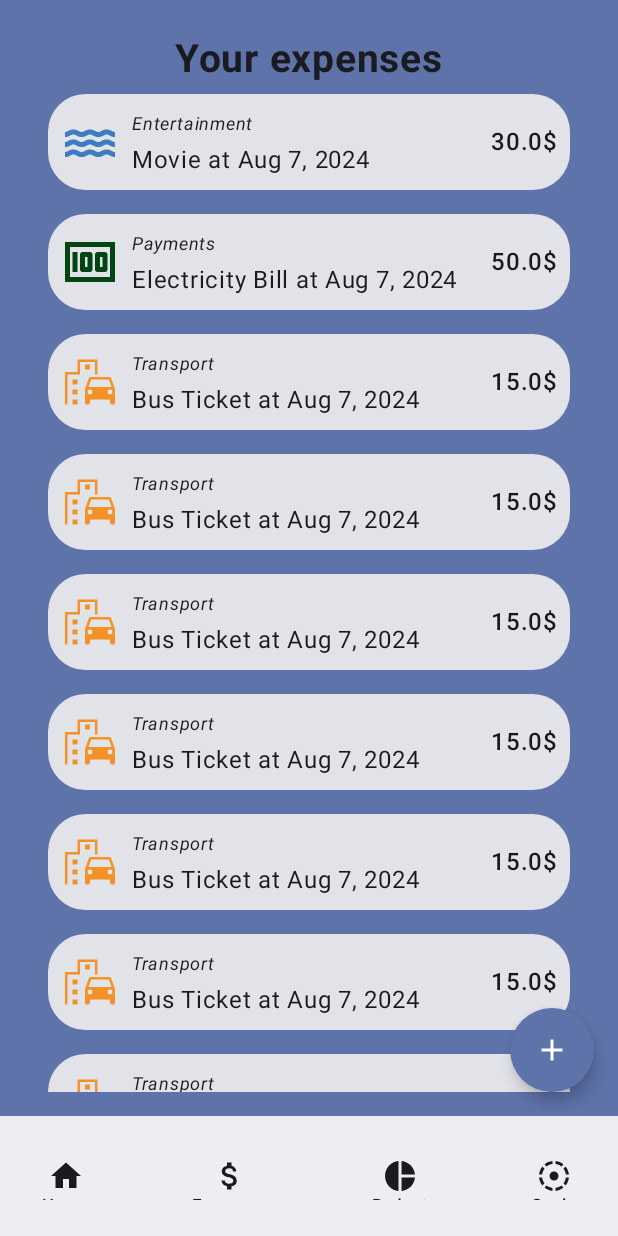
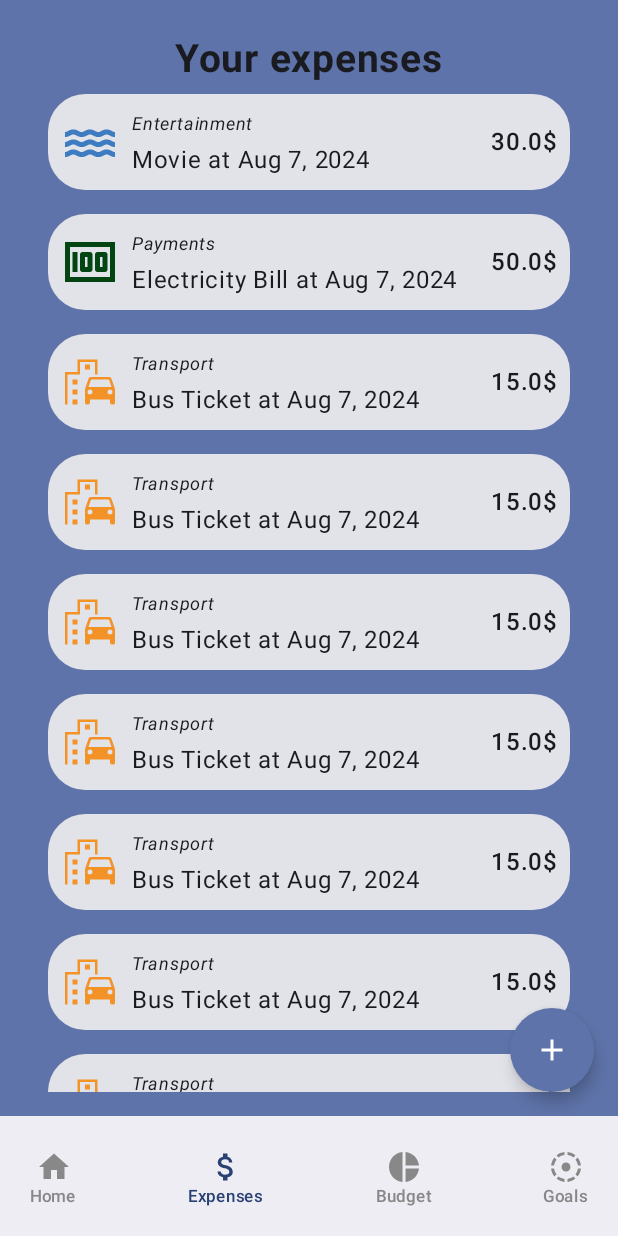
Before and after one commit to PiotrDynia/Spendee, an Android app built with Jetpack Compose: the screen it shows after launch (MainActivity), after a tap on "Expenses", on a phone screen of 412 x 824 dp. Run offline under Robolectric (Android 15) with nearby library versions, the phone set to English and light mode, and no system bars; our stand-ins replace Dagger/Hilt's generated code, Room's generated code; 1 other tap on this screen came first.

```diff
--- a/app/src/main/java/com/example/spendee/MainActivity.kt
+++ b/app/src/main/java/com/example/spendee/MainActivity.kt
@@ -11,7 +11,13 @@ import androidx.compose.foundation.layout.padding
 import androidx.compose.material3.Scaffold
 import androidx.compose.runtime.Composable
 import androidx.compose.runtime.collectAsState
+import androidx.compose.runtime.getValue
+import androidx.compose.runtime.mutableStateOf
+import androidx.compose.runtime.remember
+import androidx.compose.runtime.setValue
 import androidx.compose.ui.Modifier
+import androidx.compose.ui.res.painterResource
+import androidx.compose.ui.res.stringResource
 import androidx.compose.ui.tooling.preview.Preview
 import androidx.hilt.navigation.compose.hiltViewModel
 import androidx.navigation.NavType
@@ -27,6 +33,7 @@ import com.example.spendee.ui.expenses.screens.AddEditExpenseScreen
 import com.example.spendee.ui.expenses.screens.ExpensesScreen
 import com.example.spendee.ui.goals.screens.AddEditGoalScreen
 import com.example.spendee.ui.goals.screens.GoalsScreen
+import com.example.spendee.ui.navigation.BottomNavItem
 import com.example.spendee.ui.navigation.BottomNavigationBar
 import com.example.spendee.util.AnimatedVisibilityComposable
 import com.example.spendee.util.Routes
@@ -40,23 +47,56 @@ class MainActivity : ComponentActivity() {
         setContent {
             SpendeeTheme {
                 val navController = rememberNavController()
+                val items = listOf(
+                    BottomNavItem(
+                        stringResource(R.string.home),
+                        painterResource(R.drawable.ic_home),
+                        Routes.CURRENT_BALANCE
+                    ),
+                    BottomNavItem(
+                        stringResource(R.string.expenses),
+                        painterResource(R.drawable.ic_money),
+                        Routes.EXPENSES
+                    ),
+                    BottomNavItem(
+                        stringResource(R.string.budget),
+                        painterResource(R.drawable.ic_budget),
+                        Routes.BUDGET
+                    ),
+                    BottomNavItem(
+                        stringResource(R.string.goals),
+                        painterResource(R.drawable.ic_goals),
+                        Routes.GOALS
+                    )
+                )
+
+                var selectedItem by remember { mutableStateOf(items.first().route) }
                 Scaffold(modifier = Modifier.fillMaxSize(),
-                    bottomBar = { BottomNavigationBar(
-                        onNavigate = {
-                            route -> navController.navigate(route)
-                        }
-                    ) })
+                    bottomBar = {
+                        BottomNavigationBar(
+                            items = items,
+                            selectedItem = selectedItem,
+                            onNavigate = { route ->
+                                selectedItem = route
+                                navController.navigate(route)
+                            }
+                        )
+                    })
                 { padding ->
                     Box(modifier = Modifier.padding(padding)) {
                         AnimatedVisibilityComposable {
-                            // TODO highlight selected tab
-                            NavHost(navController = navController, startDestination = Routes.CURRENT_BALANCE) {
+                            NavHost(
+                                navController = navController,
+                                startDestination = Routes.CURRENT_BALANCE
+                            ) {
                                 composable(Routes.CURRENT_BALANCE) {
                                     val viewModel = hiltViewModel<CurrentBalanceViewModel>()
                                     CurrentBalanceScreen(
                                         state = viewModel.viewState.collectAsState().value,
                                         onEvent = viewModel::onEvent,
                                         onNavigate = { route -> navController.navigate(route) },
+                                        onShowMoreClick = { selectedItem = Routes.EXPENSES
+                                            navController.navigate(Routes.EXPENSES) },
                                         uiEvent = viewModel.uiEvent
                                     )
                                 }
--- a/app/src/main/java/com/example/spendee/ui/budget/screens/BudgetScreen.kt
+++ b/app/src/main/java/com/example/spendee/ui/budget/screens/BudgetScreen.kt
@@ -50,13 +50,12 @@ fun BudgetScreen(modifier: Modifier = Modifier) {
         modifier = Modifier
             .padding(16.dp)
     ) {
-        Spacer(modifier = Modifier.height(72.dp))
         BudgetCircle(
             percentageSpent = percentageSpent.toFloat(),
             animatedProgress = animatedProgress
         )
         BudgetMapKey()
-        Spacer(modifier = Modifier.height(16.dp))
+        Spacer(modifier = Modifier.height(12.dp))
         UpdateBudgetButton()
         Column {
             BudgetInfoCard(text = R.string.spent, color = Color.Red)
--- a/app/src/main/java/com/example/spendee/ui/current_balance/CurrentBalanceState.kt
+++ b/app/src/main/java/com/example/spendee/ui/current_balance/CurrentBalanceState.kt
@@ -4,8 +4,8 @@ import com.example.spendee.data.entities.Balance
 import com.example.spendee.data.entities.Expense
 
 data class CurrentBalanceState(
-    var currentAmount: Double = 0.0,
-    var originalAmount: Double = 0.0,
+    var currentAmount: String = "",
+    var originalAmount: String = "",
     var isDialogOpen: Boolean = false,
     var balance: Balance = Balance(id = 1, amount = 0.0),
     var latestExpenses: List<Expense> = emptyList()
--- a/app/src/main/java/com/example/spendee/ui/current_balance/CurrentBalanceViewModel.kt
+++ b/app/src/main/java/com/example/spendee/ui/current_balance/CurrentBalanceViewModel.kt
@@ -37,8 +37,8 @@ class CurrentBalanceViewModel @Inject constructor(
             ) { expenses, balance ->
                 CurrentBalanceState(
                     balance = balance,
-                    currentAmount = balance.amount,
-                    originalAmount = balance.amount,
+                    currentAmount = balance.amount.toString(),
+                    originalAmount = balance.amount.toString(),
                     isDialogOpen = _viewBalanceState.value.isDialogOpen,
                     latestExpenses = expenses
                 )
@@ -64,7 +64,7 @@ class CurrentBalanceViewModel @Inject constructor(
 
             is CurrentBalanceEvent.OnAmountChange -> {
                 _viewBalanceState.value = _viewBalanceState.value.copy(
-                    currentAmount = event.amount.toDouble()
+                    currentAmount = event.amount
                 )
             }
 
@@ -76,7 +76,7 @@ class CurrentBalanceViewModel @Inject constructor(
 
             CurrentBalanceEvent.OnConfirmSetBalanceClick -> {
                 viewModelScope.launch {
-                    balanceRepository.updateBalance(_viewBalanceState.value.currentAmount)
+                    balanceRepository.updateBalance(_viewBalanceState.value.currentAmount.toDouble())
                     _viewBalanceState.value = _viewBalanceState.value.copy(
                         originalAmount = _viewBalanceState.value.currentAmount,
                         isDialogOpen = false)
--- a/app/src/main/java/com/example/spendee/ui/current_balance/components/CurrentBalanceTexts.kt
+++ b/app/src/main/java/com/example/spendee/ui/current_balance/components/CurrentBalanceTexts.kt
@@ -13,7 +13,7 @@ import androidx.compose.ui.unit.sp
 import com.example.spendee.R
 
 @Composable
-fun CurrentBalanceTexts(modifier: Modifier = Modifier) {
+fun CurrentBalanceTexts(currentBalance: String, modifier: Modifier = Modifier) {
     Column(
         verticalArrangement = Arrangement.spacedBy(4.dp),
         horizontalAlignment = Alignment.CenterHorizontally,
@@ -23,6 +23,6 @@ fun CurrentBalanceTexts(modifier: Modifier = Modifier) {
             fontSize = 18.sp,
             fontWeight = FontWeight.SemiBold
         )
-        Text(text = "2137.69$", fontSize = 26.sp, fontWeight = FontWeight.Bold)
+        Text(text = "${currentBalance}$", fontSize = 26.sp, fontWeight = FontWeight.Bold)
     }
 }
--- a/app/src/main/java/com/example/spendee/ui/current_balance/components/LatestExpensesColumn.kt
+++ b/app/src/main/java/com/example/spendee/ui/current_balance/components/LatestExpensesColumn.kt
@@ -13,10 +13,11 @@ import androidx.compose.ui.res.stringResource
 import androidx.compose.ui.text.font.FontWeight
 import androidx.compose.ui.unit.sp
 import com.example.spendee.R
+import com.example.spendee.data.entities.Expense
 import com.example.spendee.ui.current_balance.screens.getExampleExpenses
 
 @Composable
-fun LatestExpensesColumn(modifier: Modifier = Modifier) {
+fun LatestExpensesColumn(latestExpenses: List<Expense>, onShowMoreClick: () -> Unit, modifier: Modifier = Modifier) {
     LazyColumn(
         verticalArrangement = Arrangement.Center,
         horizontalAlignment = Alignment.CenterHorizontally,
@@ -29,6 +30,7 @@ fun LatestExpensesColumn(modifier: Modifier = Modifier) {
                 fontWeight = FontWeight.Bold
             )
         }
+        // TODO change to state.latestExpenses
         items(getExampleExpenses().take(3)) { item ->
             LatestExpensesCard(expense = item)
         }
@@ -37,7 +39,9 @@ fun LatestExpensesColumn(modifier: Modifier = Modifier) {
                 text = stringResource(R.string.show_more),
                 color = MaterialTheme.colorScheme.onPrimaryContainer,
                 fontWeight = FontWeight.SemiBold,
-                modifier = Modifier.clickable { }
+                modifier = Modifier.clickable {
+                    onShowMoreClick()
+                }
             )
         }
     }
--- a/app/src/main/java/com/example/spendee/ui/current_balance/screens/CurrentBalanceScreen.kt
+++ b/app/src/main/java/com/example/spendee/ui/current_balance/screens/CurrentBalanceScreen.kt
@@ -19,9 +19,11 @@ import androidx.compose.foundation.layout.height
 import androidx.compose.foundation.layout.padding
 import androidx.compose.foundation.layout.size
 import androidx.compose.foundation.shape.RoundedCornerShape
+import androidx.compose.material3.AlertDialog
 import androidx.compose.material3.Button
 import androidx.compose.material3.MaterialTheme
 import androidx.compose.material3.Text
+import androidx.compose.material3.TextField
 import androidx.compose.runtime.Composable
 import androidx.compose.runtime.LaunchedEffect
 import androidx.compose.runtime.getValue
@@ -57,6 +59,7 @@ import java.util.Date
 fun CurrentBalanceScreen(
     state: CurrentBalanceState,
     onEvent: (CurrentBalanceEvent) -> Unit,
+    onShowMoreClick: () -> Unit,
     onNavigate: (String) -> Unit,
     uiEvent: Flow<UiEvent>,
     modifier: Modifier = Modifier
@@ -87,6 +90,14 @@ fun CurrentBalanceScreen(
             animationProgress = 1f
             boxSize = 320.dp
             delay(2000)
+        }
+    }
+    LaunchedEffect(key1 = true) {
+        uiEvent.collect { event ->
+            when(event) {
+                is UiEvent.Navigate -> onNavigate(event.route)
+                else -> Unit
+            }
         }
     }
     Column(
@@ -122,13 +133,39 @@ fun CurrentBalanceScreen(
                     )
                 }
         ) {
-            CurrentBalanceTexts()
+            // TODO format here and when editing in dialog
+            CurrentBalanceTexts(currentBalance = state.currentAmount)
         }
         Spacer(modifier = Modifier.height(16.dp))
         Button(
-            onClick = { }
+            onClick = {
+                onEvent(CurrentBalanceEvent.OnSetBalanceClick)
+            }
         ) {
             Text(text = stringResource(R.string.set_balance))
+        }
+        if (state.isDialogOpen) {
+            AlertDialog(
+                onDismissRequest = { onEvent(CurrentBalanceEvent.OnCancelSetBalanceClick) },
+                confirmButton = {
+                    Button(onClick = { onEvent(CurrentBalanceEvent.OnConfirmSetBalanceClick) }) {
+                        Text(text = stringResource(R.string.ok))
+                } },
+                dismissButton = {
+                    Button(onClick = { onEvent(CurrentBalanceEvent.OnCancelSetBalanceClick) }) {
+                        Text(text = stringResource(R.string.cancel))
+                    } },
+                title = {
+                    Text(text = stringResource(R.string.set_balance))
+                },
+                text = {
+                    TextField(
+                        value = state.currentAmount,
+                        onValueChange = { onEvent(CurrentBalanceEvent.OnAmountChange(it))},
+                        label = { Text(text = stringResource(R.string.balance)) }
+                    )
+                }
+            )
         }
         Spacer(modifier = Modifier.height(16.dp))
         Box(
@@ -138,7 +175,14 @@ fun CurrentBalanceScreen(
                 .clip(RoundedCornerShape(16.dp))
                 .background(MaterialTheme.colorScheme.primaryContainer)
         ) {
-            LatestExpensesColumn(modifier = modifier.padding(16.dp))
+            LatestExpensesColumn(
+                latestExpenses = state.latestExpenses,
+                // TODO somehow make it less confusing
+                onShowMoreClick = {
+                    onShowMoreClick()
+                    onEvent(CurrentBalanceEvent.OnShowMoreClick) },
+                modifier = modifier.padding(16.dp)
+            )
         }
     }
 }
@@ -150,6 +194,7 @@ private fun CurrentBalanceScreenPreview() {
         state = CurrentBalanceState(),
         onEvent = {},
         onNavigate = {},
+        onShowMoreClick = {},
         uiEvent = flow{}
     )
 }
--- a/app/src/main/java/com/example/spendee/ui/navigation/BottomAppBar.kt
+++ b/app/src/main/java/com/example/spendee/ui/navigation/BottomAppBar.kt
@@ -13,22 +13,18 @@ import androidx.compose.material3.Text
 import androidx.compose.runtime.Composable
 import androidx.compose.ui.Alignment
 import androidx.compose.ui.Modifier
+import androidx.compose.ui.graphics.Color
 import androidx.compose.ui.graphics.painter.Painter
-import androidx.compose.ui.res.painterResource
-import androidx.compose.ui.res.stringResource
 import androidx.compose.ui.unit.dp
-import com.example.spendee.R
-import com.example.spendee.util.Routes
 
 @Composable
-fun BottomNavigationBar(onNavigate: (String) -> Unit, modifier: Modifier = Modifier) {
+fun BottomNavigationBar(
+    items: List<BottomNavItem>,
+    selectedItem: String,
+    onNavigate: (String) -> Unit,
+    modifier: Modifier = Modifier
+) {
     BottomAppBar {
-        val items = listOf(
-            BottomNavItem(stringResource(R.string.home), painterResource(R.drawable.ic_home), Routes.CURRENT_BALANCE),
-            BottomNavItem(stringResource(R.string.expenses), painterResource(R.drawable.ic_money), Routes.EXPENSES),
-            BottomNavItem(stringResource(R.string.budget), painterResource(R.drawable.ic_budget), Routes.BUDGET),
-            BottomNavItem(stringResource(R.string.goals), painterResource(R.drawable.ic_goals), Routes.GOALS)
-        )
         Row(
             modifier = Modifier
                 .padding(16.dp)
@@ -37,7 +33,13 @@ fun BottomNavigationBar(onNavigate: (String) -> Unit, modifier: Modifier = Modif
             horizontalArrangement = Arrangement.SpaceBetween
         ) {
             items.forEach { item ->
-                BottomNavigationItem(item = item, onNavigate = onNavigate)
+                BottomNavigationItem(
+                    item = item,
+                    isSelected = selectedItem == item.route,
+                    onNavigate = {
+                        onNavigate(it)
+                    }
+                )
             }
         }
     }
@@ -46,15 +48,21 @@ fun BottomNavigationBar(onNavigate: (String) -> Unit, modifier: Modifier = Modif
 data class BottomNavItem(val label: String, val icon: Painter, val route: String)
 
 @Composable
-fun BottomNavigationItem(item: BottomNavItem, onNavigate: (String) -> Unit, modifier: Modifier = Modifier) {
+fun BottomNavigationItem(
+    item: BottomNavItem,
+    isSelected: Boolean,
+    onNavigate: (String) -> Unit,
+    modifier: Modifier = Modifier
+) {
+    val textColor = if (isSelected) MaterialTheme.colorScheme.primary else Color.Gray
+    val iconTint = if (isSelected) MaterialTheme.colorScheme.primary else Color.Gray
     Column(
         modifier = Modifier
-            .clickable { onNavigate(item.route) }
-            .padding(8.dp),
+            .clickable { onNavigate(item.route) },
         horizontalAlignment = Alignment.CenterHorizontally,
         verticalArrangement = Arrangement.Center
     ) {
-        Icon(painter = item.icon, contentDescription = item.label)
-        Text(text = item.label, style = MaterialTheme.typography.labelSmall)
+        Icon(painter = item.icon, contentDescription = item.label, tint = iconTint)
+        Text(text = item.label, color = textColor, style = MaterialTheme.typography.labelSmall)
     }
 }
--- a/app/src/main/res/values/strings.xml
+++ b/app/src/main/res/values/strings.xml
@@ -41,4 +41,7 @@
     <string name="budget">Budget</string>
     <string name="goals">Goals</string>
     <string name="home">Home</string>
+    <string name="balance">Balance</string>
+    <string name="cancel">Cancel</string>
+    <string name="ok">OK</string>
 </resources>
```
